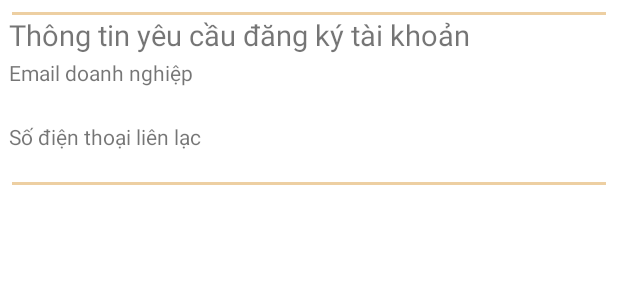
After one commit to itnams/S-Job, an Android app: the layout listview_cnyc.xml on its own in the app's theme, with its tools: preview values and no code run, on a phone screen of 412 x 824 dp. The commit adds this screen. Shown: the top 300 px of the screen. Run offline under Robolectric (Android 15) with nearby library versions, the phone set to English and light mode, and no system bars.

Commit message:
custom listview

```diff
--- a/app/src/main/java/com/example/s_job/Datacode/Account.java
+++ b/app/src/main/java/com/example/s_job/Datacode/Account.java
@@ -14,6 +14,11 @@ public class Account implements Serializable {
         this.position = position;
         this.douutien = douutien;
         this.trangthai = trangthai;
+    }
+
+    public Account(String email, String phone) {
+        this.email = email;
+        this.phone = phone;
     }
 
     public String getNameUser() {
--- a/app/src/main/java/com/example/s_job/ResetPassword.java
+++ b/app/src/main/java/com/example/s_job/ResetPassword.java
@@ -28,7 +28,6 @@ public class ResetPassword extends AppCompatActivity {
     ArrayList<ResetPass> passArrayList;
     ResetPassAdapter adapter;
     DatabaseReference mData;
-    ResetPassAdapter resetPassAdapter;
     @Override
 
     protected void onCreate(Bundle savedInstanceState) {
@@ -82,8 +81,6 @@ public class ResetPassword extends AppCompatActivity {
                 builder1.setNegativeButton("Đồng Ý",
                         new DialogInterface.OnClickListener() {
                             public void onClick(DialogInterface dialog, int id) {
-
-
                                 mData.child("ListResetPass").addChildEventListener(new ChildEventListener() {
                                     @Override
                                     public void onChildAdded(@NonNull DataSnapshot snapshot, @Nullable String previousChildName) {
@@ -94,6 +91,7 @@ public class ResetPassword extends AppCompatActivity {
                                             mData.child("ListResetPass").child(resetPass.emailrs.replace("@gmail.com", "")).removeValue();
                                             passArrayList.remove(position);
                                             adapter.notifyDataSetChanged();
+                                            return;
                                         }
                                     }
 
--- a/app/src/main/res/layout/activity_giao_dien_chap_nhan_y_c_d_n.xml
+++ b/app/src/main/res/layout/activity_giao_dien_chap_nhan_y_c_d_n.xml
@@ -12,7 +12,7 @@
         android:layout_width="match_parent"
         android:layout_height="match_parent"
         android:orientation="vertical"
-        android:layout_weight="10">
+        android:layout_weight="14">
         <TextView
             android:layout_width="wrap_content"
             android:layout_height="wrap_content"
--- /dev/null
+++ b/app/src/main/res/layout/listview_cnyc.xml
@@ -0,0 +1,71 @@
+<?xml version="1.0" encoding="utf-8"?>
+<RelativeLayout
+    xmlns:android="http://schemas.android.com/apk/res/android" android:layout_width="match_parent"
+    android:layout_height="match_parent">
+    <LinearLayout
+        android:layout_width="match_parent"
+        android:layout_height="match_parent"
+        android:orientation="vertical">
+        <LinearLayout
+            android:paddingVertical="8dp"
+            android:layout_marginHorizontal="6dp"
+            android:layout_width="match_parent"
+            android:layout_height="wrap_content"
+            android:orientation="vertical">
+            <View android:layout_height="2dp"
+                android:layout_width="match_parent"
+                android:background="#EDCFA2"
+                android:layout_marginHorizontal="2dp"/>
+            <TextView
+                android:id="@+id/txtTieuDe"
+                android:layout_width="match_parent"
+                android:layout_height="wrap_content"
+                android:text="Thông tin yêu cầu đăng ký tài khoản"
+                android:textSize="19sp"/>
+            <LinearLayout
+                android:layout_width="match_parent"
+                android:layout_height="wrap_content"
+                android:orientation="horizontal"
+                android:gravity="center">
+                <TextView
+                    android:id="@+id/tvemaildoanhnghiep"
+                    android:layout_width="match_parent"
+                    android:layout_marginTop="2dp"
+                    android:layout_height="wrap_content"
+                    android:text="Email doanh nghiệp"/>
+            </LinearLayout>
+            <LinearLayout
+                android:layout_width="match_parent"
+                android:layout_height="wrap_content"
+                android:orientation="horizontal"
+                android:gravity="center">
+                <TextView
+                    android:id="@+id/tvtendoanhnghiep"
+                    android:layout_width="match_parent"
+                    android:layout_marginTop="2dp"
+                    android:layout_height="wrap_content" />
+            </LinearLayout>
+            <LinearLayout
+                android:layout_width="match_parent"
+                android:layout_height="wrap_content"
+                android:orientation="horizontal"
+                android:gravity="center">
+                <TextView
+                    android:id="@+id/tvsdt"
+                    android:layout_width="match_parent"
+                    android:layout_marginTop="2dp"
+                    android:layout_height="wrap_content"
+                    android:text="Số điện thoại liên lạc"/>
+            </LinearLayout>
+            <TextView
+                android:id="@+id/tvsodienthoai"
+                android:layout_width="match_parent"
+                android:layout_height="wrap_content"
+                android:layout_marginTop="2dp" />
+            <View android:layout_height="2dp"
+                android:layout_width="match_parent"
+                android:background="#EDCFA2"
+                android:layout_marginHorizontal="2dp"/>
+        </LinearLayout>
+    </LinearLayout>
+</RelativeLayout>
```
Also changed, not shown: app/src/main/java/com/example/s_job/ChapNhanYeuCauDoanhNghiep.java (added, +13 -0 lines), app/src/main/java/com/example/s_job/ChapNhanYeuCauDoanhNghiepAdapter.java (added, +49 -0 lines), app/src/main/java/com/example/s_job/GiaoDienChapNhanYCDN.java (+173 -35 lines).
